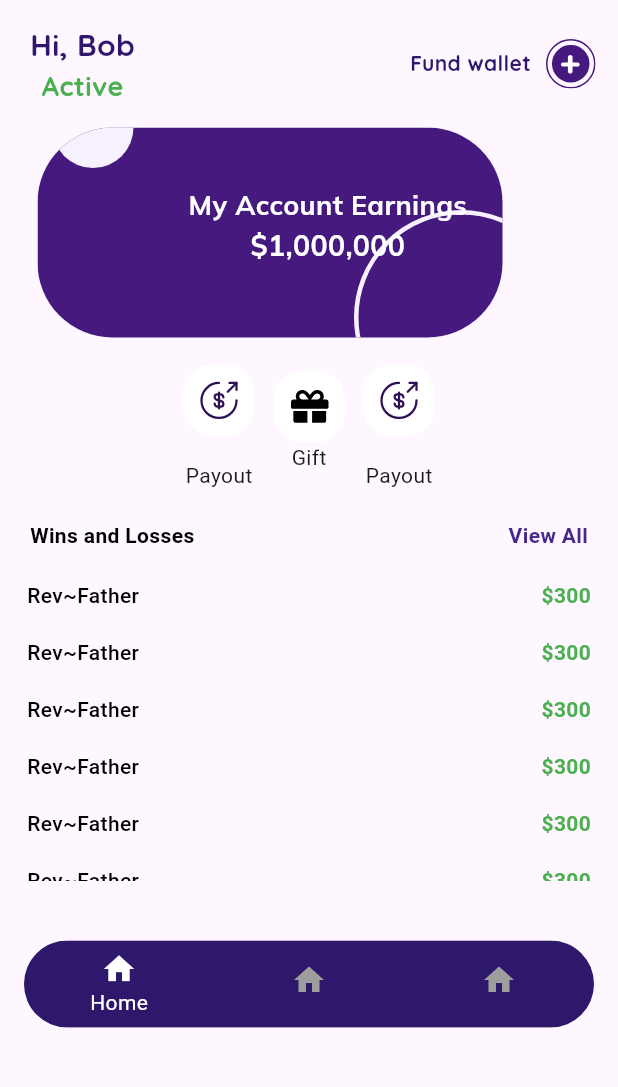
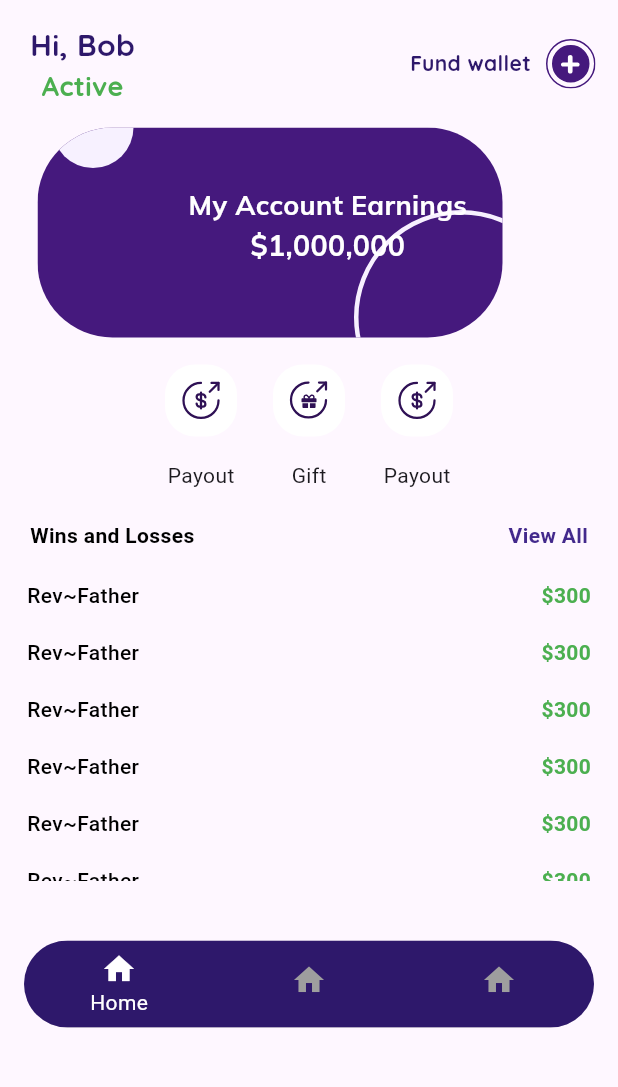
Before and after one commit to britt21/eplayer_flutter_project, a Flutter app: the Home screen opened directly, on a phone screen of 412 x 824 dp, the part 84-1171 px from its top. Run offline on Flutter 3.47's test engine with Material 2 defaults, Android fonts, the phone set to English and light mode, and no system bars; our stand-ins replace dropdown_button2, firebase_core, firebase_messaging, flutter_svg, get, google_fonts and 2 more; missing offline and left inert: dart:ffi; accounts and stored records are empty.

Commit message:
Eplayer Onboarding

```diff
--- a/lib/drawables/svgs.dart
+++ b/lib/drawables/svgs.dart
@@ -11,3 +11,4 @@ const addfundic = "assets/image/svg/addfund_ic.svg";
 const walletbg = "assets/image/svg/walletbg.svg";
 const giftbg = "assets/image/svg/giftbg.svg";
 const payout = "assets/image/svg/payoutbg.svg";
+const etgift = "assets/image/svg/dgift.svg";
--- a/lib/view/home/home.dart
+++ b/lib/view/home/home.dart
@@ -90,7 +90,7 @@ class _HomeState extends State<Home> {
                 SvgPicture.asset(payout),
                 Text("Payout")],),
               Column(children: [
-                SvgPicture.asset(giftbg),
+                SvgPicture.asset(etgift),
 
                 Text("Gift")],),
               Column(children: [
```
Also changed, not shown: assets/image/svg/dgift.svg (added), assets/image/svg/etgift.svg (added).
